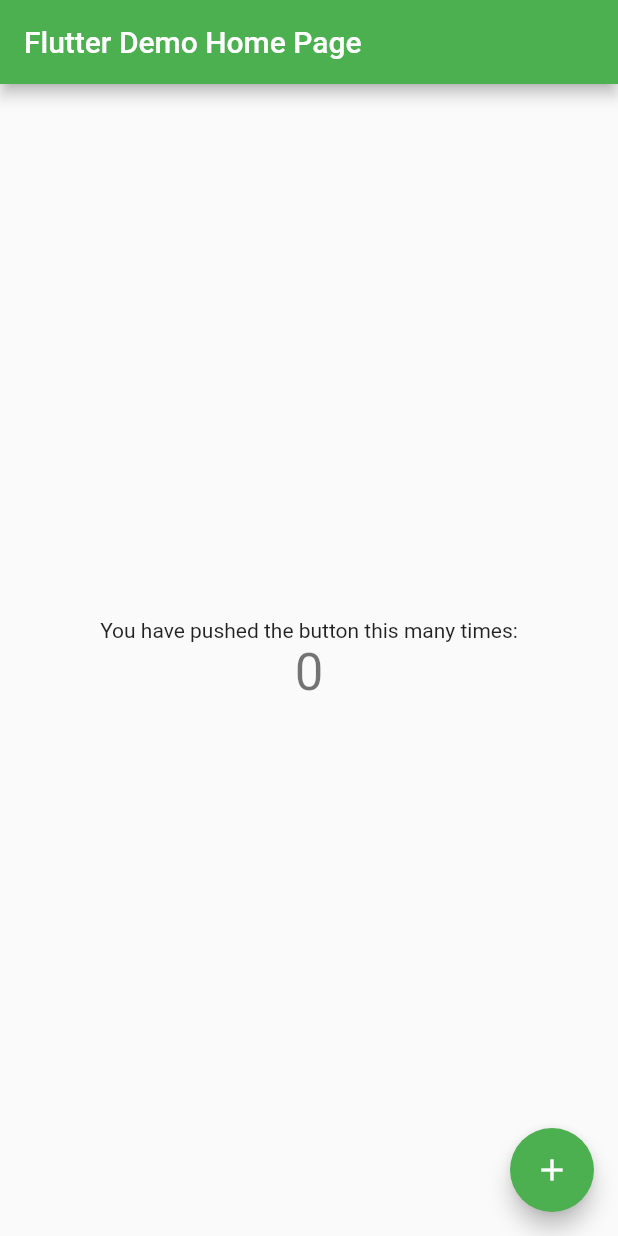
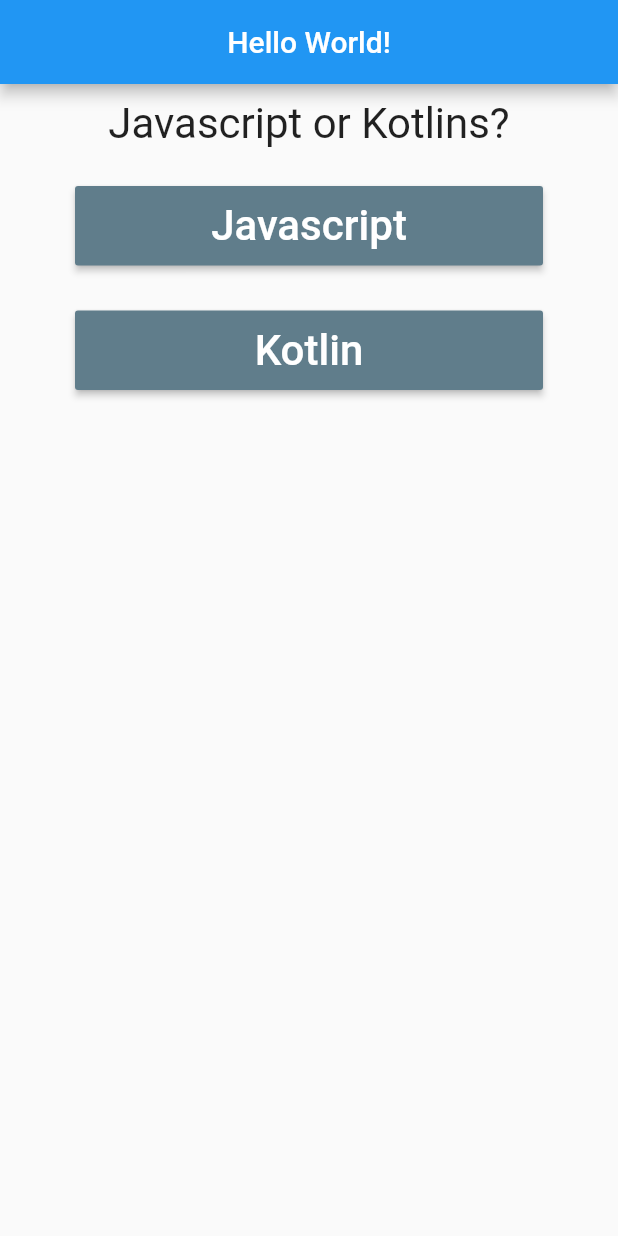
Before and after one commit to ZakBrinlee/Flutter, a Flutter app: the screen it shows after launch, on a phone screen of 412 x 824 dp. Run offline on Flutter 3.47's test engine with Material 2 defaults, Android fonts, the phone set to English and light mode, and no system bars.

Commit message:
Push of completed tutorial

```diff
--- /dev/null
+++ b/first_app/lib/answer.dart
@@ -0,0 +1,26 @@
+import 'package:flutter/material.dart';
+
+class Answer extends StatelessWidget {
+  final Function selectHandler;
+  final String answerText;
+
+  Answer(this.selectHandler, this.answerText);
+
+  @override
+  Widget build(BuildContext context) {
+    return Container(
+      width: double.infinity,
+      padding: EdgeInsets.fromLTRB(50, 15, 50, 15),
+      child: RaisedButton(
+        padding: EdgeInsets.fromLTRB(0, 10, 0, 10),
+        textColor: Colors.white,
+        color: Colors.blueGrey,
+        child: Text(
+          answerText,
+          style: TextStyle(fontSize: 28),
+        ),
+        onPressed: selectHandler,
+      ),
+    );
+  }
+}
--- a/first_app/lib/main.dart
+++ b/first_app/lib/main.dart
@@ -1,111 +1,70 @@
 import 'package:flutter/material.dart';
+import 'quiz.dart';
+import 'result.dart';
 
 void main() => runApp(MyApp());
 
-class MyApp extends StatelessWidget {
-  // This widget is the root of your application.
+class MyApp extends StatefulWidget {
   @override
-  Widget build(BuildContext context) {
-    return MaterialApp(
-      title: 'Flutter Demo',
-      theme: ThemeData(
-        // This is the theme of your application.
-        //
-        // Try running your application with "flutter run". You'll see the
-        // application has a blue toolbar. Then, without quitting the app, try
-        // changing the primarySwatch below to Colors.green and then invoke
-        // "hot reload" (press "r" in the console where you ran "flutter run",
-        // or simply save your changes to "hot reload" in a Flutter IDE).
-        // Notice that the counter didn't reset back to zero; the application
-        // is not restarted.
-        primarySwatch: Colors.green,
-      ),
-      home: MyHomePage(title: 'Flutter Demo Home Page'),
-    );
+  State<StatefulWidget> createState() {
+    // TODO: implement createState
+    return _MyAppState();
   }
 }
 
-class MyHomePage extends StatefulWidget {
-  MyHomePage({Key key, this.title}) : super(key: key);
+class _MyAppState extends State<MyApp> {
+  final _questions = [
+    {
+      'questionText': 'Javascript or Kotlins?',
+      'answers': ['Javascript', 'Kotlin']
+    },
+    {
+      'questionText': 'Favorite Car?',
+      'answers': ['190E', 'Monte Carlo SS']
+    },
+    {
+      'questionText': 'Who is the coolest dog?',
+      'answers': ['Chica', 'Chica']
+    },
+  ];
 
-  // This widget is the home page of your application. It is stateful, meaning
-  // that it has a State object (defined below) that contains fields that affect
-  // how it looks.
+  var _questionIndex = 0;
+  var answers = [];
 
-  // This class is the configuration for the state. It holds the values (in this
-  // case the title) provided by the parent (in this case the App widget) and
-  // used by the build method of the State. Fields in a Widget subclass are
-  // always marked "final".
+  void _answerQuestion(String answer) {
+    answers.add(answer);
+    print('AQ called');
+    if (_questionIndex > _questions.length) {
+      setState(() {
+        _questionIndex = 0;
+      });
+    } else {
+      setState(() {
+        _questionIndex = _questionIndex + 1;
+      });
+    }
 
-  final String title;
-
-  @override
-  _MyHomePageState createState() => _MyHomePageState();
-}
-
-class _MyHomePageState extends State<MyHomePage> {
-  int _counter = 0;
-
-  void _incrementCounter() {
-    setState(() {
-      // This call to setState tells the Flutter framework that something has
-      // changed in this State, which causes it to rerun the build method below
-      // so that the display can reflect the updated values. If we changed
-      // _counter without calling setState(), then the build method would not be
-      // called again, and so nothing would appear to happen.
-      _counter = _counter + 2;
-    });
+    print(_questionIndex);
+    print(answers);
   }
 
   @override
   Widget build(BuildContext context) {
-    // This method is rerun every time setState is called, for instance as done
-    // by the _incrementCounter method above.
-    //
-    // The Flutter framework has been optimized to make rerunning build methods
-    // fast, so that you can just rebuild anything that needs updating rather
-    // than having to individually change instances of widgets.
-    return Scaffold(
-      appBar: AppBar(
-        // Here we take the value from the MyHomePage object that was created by
-        // the App.build method, and use it to set our appbar title.
-        title: Text(widget.title),
+    // TODO: implement build
+    return MaterialApp(
+      home: Scaffold(
+        appBar: AppBar(
+          title: Text('Hello World!'),
+          centerTitle: true,
+        ),
+        body: _questionIndex < _questions.length
+            ? Quiz(
+                answerQuestion: _answerQuestion,
+                questionIndex: _questionIndex,
+                questions: _questions,
+              )
+            : Result(answers),
       ),
-      body: Center(
-        // Center is a layout widget. It takes a single child and positions it
-        // in the middle of the parent.
-        child: Column(
-          // Column is also a layout widget. It takes a list of children and
-          // arranges them vertically. By default, it sizes itself to fit its
-          // children horizontally, and tries to be as tall as its parent.
-          //
-          // Invoke "debug painting" (press "p" in the console, choose the
-          // "Toggle Debug Paint" action from the Flutter Inspector in Android
-          // Studio, or the "Toggle Debug Paint" command in Visual Studio Code)
-          // to see the wireframe for each widget.
-          //
-          // Column has various properties to control how it sizes itself and
-          // how it positions its children. Here we use mainAxisAlignment to
-          // center the children vertically; the main axis here is the vertical
-          // axis because Columns are vertical (the cross axis would be
-          // horizontal).
-          mainAxisAlignment: MainAxisAlignment.center,
-          children: <Widget>[
-            Text(
-              'You have pushed the button this many times:',
-            ),
-            Text(
-              '$_counter',
-              style: Theme.of(context).textTheme.display1,
-            ),
-          ],
-        ),
-      ),
-      floatingActionButton: FloatingActionButton(
-        onPressed: _incrementCounter,
-        tooltip: 'Increment',
-        child: Icon(Icons.add),
-      ), // This trailing comma makes auto-formatting nicer for build methods.
     );
   }
 }
--- /dev/null
+++ b/first_app/lib/question.dart
@@ -0,0 +1,20 @@
+import 'package:flutter/material.dart';
+
+class Question extends StatelessWidget {
+  final String questionText;
+
+  Question(this.questionText);
+
+  @override
+  Widget build(BuildContext context) {
+    return Container(
+      width: double.infinity,
+      margin: EdgeInsets.all(10),
+      child: Text(
+        questionText,
+        style: TextStyle(fontSize: 28),
+        textAlign: TextAlign.center,
+      ),
+    );
+  }
+}
--- /dev/null
+++ b/first_app/lib/quiz.dart
@@ -0,0 +1,28 @@
+import 'package:flutter/material.dart';
+
+import './answer.dart';
+import './question.dart';
+
+class Quiz extends StatelessWidget {
+  final List<Map<String, Object>> questions;
+  final Function answerQuestion;
+  final int questionIndex;
+
+  Quiz({
+    @required this.questions,
+    @required this.answerQuestion,
+    @required this.questionIndex,
+  });
+
+  @override
+  Widget build(BuildContext context) {
+    return Column(
+      children: [
+        Question(questions[questionIndex]['questionText']),
+        ...(questions[questionIndex]['answers'] as List<String>).map((answer) {
+          return Answer(() => answerQuestion(answer), answer);
+        }).toList()
+      ],
+    );
+  }
+}
--- /dev/null
+++ b/first_app/lib/result.dart
@@ -0,0 +1,24 @@
+import 'package:flutter/material.dart';
+
+class Result extends StatelessWidget {
+  final List results;
+
+  Result(this.results);
+
+  @override
+  Widget build(BuildContext context) {
+    return Container(
+      width: double.infinity,
+      margin: EdgeInsets.all(10),
+      child: Column(
+        children: (results).map((result) {
+          return Text(
+            result,
+            style: TextStyle(fontSize: 24),
+            textAlign: TextAlign.center,
+          );
+        }).toList(),
+      ),
+    );
+  }
+}
```
Also changed, not shown: first_app/pubspec.yaml (+1 -7 lines).
